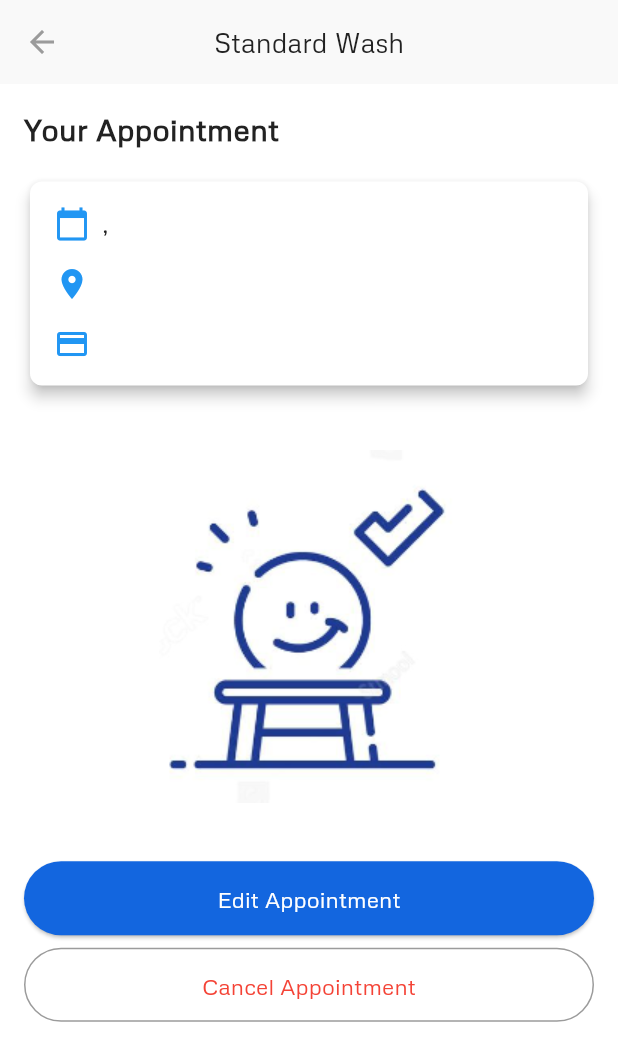
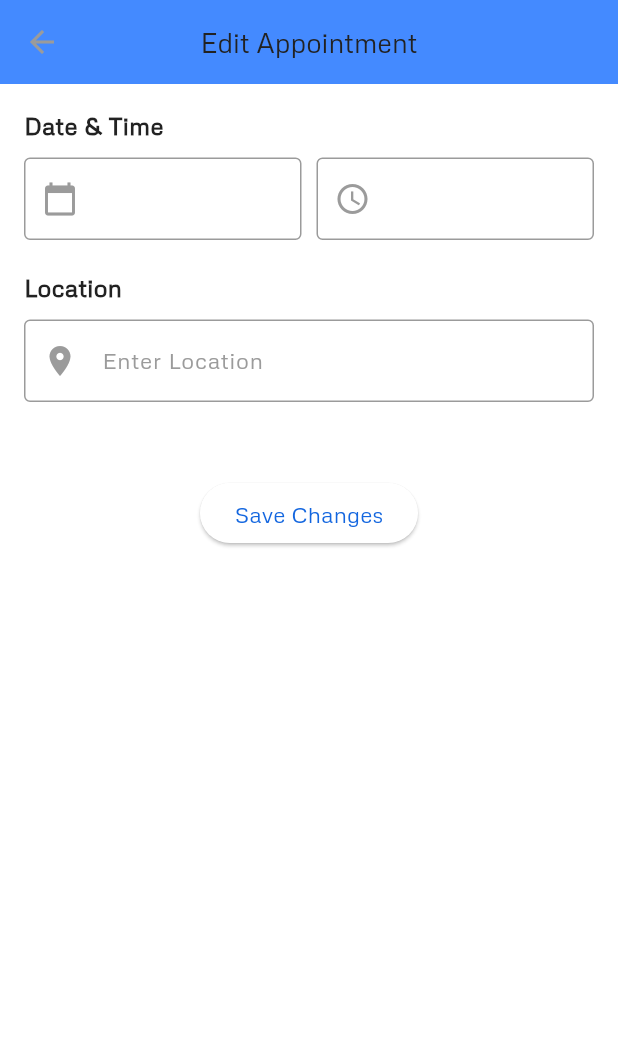
Before and after one commit to ahmedMetwaly/Carwash-app, a Flutter app: the ReceiptScreen screen opened directly, after a tap on "Edit Appointment", on a phone screen of 412 x 824 dp. Shown: the top 1061 px of the screen. Run offline on Flutter 3.47's test engine with Material 3 defaults, Android fonts, the phone set to English and light mode, and no system bars; our stand-ins replace cloud_firestore, dio, equatable, firebase_auth, firebase_core, firebase_storage and 11 more; missing offline and left inert: flutter_facebook_auth, flutter_stripe, gif_view, google_maps_place_picker_mb, progress_tracker; accounts and stored records are empty; network calls fail.

```diff
--- a/lib/core/constants/constants.dart
+++ b/lib/core/constants/constants.dart
@@ -10,5 +10,5 @@ enum Languages {
 }
 
 const String adminId = "VTLPp5OzjmgqztECJRmt3br3eec2";
-const String googleMapsApiKeyAndroid = "AIzaSyACGedVVLt24EPHBicIHijw80TxcuJ_sVs";
+const String googleMapsApiKeyAndroid = "IzaSyACGedVVLt24EPHBicIHijwA80TxcuJ_sVs";
 const String googleMapsApiKeyIos = "AIzaSyDi3zA4dZcDT5HZdAcvo739b0WDi0tarAw";
--- a/lib/features/auth/controller/user_bloc/user_event.dart
+++ b/lib/features/auth/controller/user_bloc/user_event.dart
@@ -6,4 +6,6 @@ class UpdateCarTypeEvent extends UserEvents {}
 
 class ChangeCarTypeEvent extends UserEvents {}
 
-class BookAppointementEvent extends UserEvents{}
+class BookAppointementEvent extends UserEvents {}
+
+class ChangeProfileEvent extends UserEvents {}
--- /dev/null
+++ b/lib/features/home/presentation/pages/appointment_edit_screen.dart
@@ -0,0 +1,178 @@
+import 'package:carwashapp/features/home/presentation/pages/main_page.dart';
+import 'package:flutter/material.dart';
+import 'package:intl/intl.dart';
+
+class EditAppointmentScreen extends StatefulWidget {
+  final String initialDate;
+  final String initialTime;
+  final String initialLocation;
+  final String initialPaymentMethod;
+
+  const EditAppointmentScreen({
+    super.key,
+    required this.initialDate,
+    required this.initialTime,
+    required this.initialLocation,
+    required this.initialPaymentMethod,
+  });
+
+  @override
+  State<EditAppointmentScreen> createState() => _EditAppointmentScreenState();
+}
+
+class _EditAppointmentScreenState extends State<EditAppointmentScreen> {
+  late TextEditingController _locationController;
+  late String _selectedPaymentMethod;
+  late String _selectedDate;
+  late String _selectedTime;
+
+  @override
+  void initState() {
+    super.initState();
+    _locationController = TextEditingController(text: widget.initialLocation);
+    _selectedPaymentMethod = widget.initialPaymentMethod;
+    _selectedDate = widget.initialDate;
+    _selectedTime = widget.initialTime;
+  }
+
+  Future<void> _pickDate() async {
+    DateTime? pickedDate = await showDatePicker(
+      context: context,
+      initialDate: DateTime.now(),
+      firstDate: DateTime.now(),
+      lastDate: DateTime(2100),
+    );
+    if (pickedDate != null && pickedDate != _selectedDate) {
+      setState(() {
+        _selectedDate =
+            "${pickedDate.month}.${pickedDate.day}.${pickedDate.year}";
+      });
+    }
+  }
+
+  Future<void> _pickTime() async {
+    TimeOfDay? pickedTime = await showTimePicker(
+      context: context,
+      initialTime: TimeOfDay.now(),
+    );
+    if (pickedTime != null && pickedTime != _selectedTime) {
+      setState(() {
+        _selectedTime = pickedTime.format(context);
+      });
+    }
+  }
+
+  @override
+  Widget build(BuildContext context) {
+    return Scaffold(
+      appBar: AppBar(
+        title: const Text("Edit Appointment"),
+        backgroundColor: Colors.blueAccent,
+      ),
+      body: Padding(
+        padding: const EdgeInsets.all(16.0),
+        child: Column(
+          crossAxisAlignment: CrossAxisAlignment.start,
+          children: [
+            const Text(
+              "Date & Time",
+              style: TextStyle(fontWeight: FontWeight.bold, fontSize: 16),
+            ),
+            const SizedBox(height: 10),
+            Row(
+              children: [
+                Expanded(
+                  child: TextFormField(
+                    readOnly: true,
+                    onTap: _pickDate,
+                    decoration: InputDecoration(
+                      prefixIcon: const Icon(Icons.calendar_today),
+                      labelText: _selectedDate ?? "Select Date",
+                      border: const OutlineInputBorder(),
+                    ),
+                  ),
+                ),
+                const SizedBox(width: 10),
+                Expanded(
+                  child: TextFormField(
+                    readOnly: true,
+                    onTap: _pickTime,
+                    decoration: InputDecoration(
+                      prefixIcon: const Icon(Icons.access_time),
+                      labelText: _selectedTime ?? "Select Time",
+                      border: const OutlineInputBorder(),
+                    ),
+                  ),
+                ),
+              ],
+            ),
+            const SizedBox(height: 20),
+
+            // Location Field
+            const Text(
+              "Location",
+              style: TextStyle(fontWeight: FontWeight.bold, fontSize: 16),
+            ),
+            const SizedBox(height: 10),
+            TextFormField(
+              controller: _locationController,
+              decoration: const InputDecoration(
+                labelText: "Enter Location",
+                prefixIcon: Icon(Icons.location_on),
+                border: OutlineInputBorder(),
+              ),
+            ),
+            const SizedBox(height: 20),
+
+            // Payment Method Dropdown
+            // const Text(
+            //   "Payment Method",
+            //   style: TextStyle(fontWeight: FontWeight.bold, fontSize: 16),
+            // ),
+            // const SizedBox(height: 10),
+            // DropdownButtonFormField<String>(
+            //   value: _selectedPaymentMethod,
+            //   items: ['Cash', 'Credit', 'Vodafone']
+            //       .map((method) => DropdownMenuItem(
+            //             value: method,
+            //             child: Text(method),
+            //           ))
+            //       .toList(),
+            //   onChanged: (value) {
+            //     setState(() {
+            //       _selectedPaymentMethod = value!;
+            //     });
+            //   },
+            //   decoration: const InputDecoration(
+            //     labelText: "Select Payment Method",
+            //     prefixIcon: Icon(Icons.payment),
+            //     border: OutlineInputBorder(),
+            //   ),
+            // ),
+            const SizedBox(height: 30),
+
+            // Save Button
+            Center(
+              child: ElevatedButton(
+                onPressed: () {
+                  // Validate and Save Changes Here
+                  Navigator.pushReplacement(
+                    context,
+                    MaterialPageRoute(
+                      builder: (context) => const HomeScreenBody(),
+                    ),
+                  );
+                  ScaffoldMessenger.of(context).showSnackBar(
+                    const SnackBar(
+                        content: Text('Appointment details updated!')),
+                  );
+                },
+                child: const Text("Save Changes"),
+              ),
+            ),
+          ],
+        ),
+      ),
+    );
+  }
+}
--- a/lib/features/home/presentation/pages/appointment_screen.dart
+++ b/lib/features/home/presentation/pages/appointment_screen.dart
@@ -1,4 +1,5 @@
 import 'package:carwashapp/core/constants/colors_manager.dart';
+import 'package:carwashapp/features/home/presentation/pages/appointment_edit_screen.dart';
 import 'package:carwashapp/features/home/presentation/widgets/appointment_details_card.dart';
 import 'package:flutter/material.dart';
 
@@ -16,10 +17,15 @@ class ReceiptScreen extends StatelessWidget {
         "${AuthenticationBloc.user.appointment!.time!}, ${AuthenticationBloc.user.appointment!.date!}";
     String location = AuthenticationBloc.user.address!.address!;
     String paymentMethod = AuthenticationBloc.user.appointment!.paymentMethod!;
+    String? title = AuthenticationBloc.user.appointment!.services!.title;
 
     return Scaffold(
       appBar: AppBar(
-        title: const Text('Standard Wash'),
+        title: Text(
+          title!,
+          style: const TextStyle(color: ColorsManager.primary),
+        ),
+        centerTitle: true,
       ),
       body: Padding(
         padding: const EdgeInsets.all(16.0),
@@ -46,7 +52,8 @@ class ReceiptScreen extends StatelessWidget {
             // Display the QR code image
             Center(
               child: Image.asset(
-                'assets/images/Standard.png', // Path to your asset image
+                getServicePlanImage(AuthenticationBloc.user.appointment!
+                    .services!.title!), // Path to your asset image
                 height: MediaQueryUtils.getHeightPercentage(context, 0.30),
                 width: MediaQueryUtils.getWidthPercentage(context, 0.5),
               ),
@@ -67,6 +74,19 @@ class ReceiptScreen extends StatelessWidget {
                 ),
                 onPressed: () {
                   // Handle edit appointment
+                  Navigator.push(
+                    context,
+                    MaterialPageRoute(
+                      builder: (context) => EditAppointmentScreen(
+                        initialDate: AuthenticationBloc.user.appointment!.date!,
+                        initialTime: AuthenticationBloc.user.appointment!.time!,
+                        initialLocation:
+                            AuthenticationBloc.user.address!.address!,
+                        initialPaymentMethod:
+                            AuthenticationBloc.user.appointment!.paymentMethod!,
+                      ),
+                    ),
+                  );
                 },
                 child: const Text(
                   'Edit Appointment',
@@ -101,3 +121,14 @@ class ReceiptScreen extends StatelessWidget {
     );
   }
 }
+
+String servicePlan = AuthenticationBloc.user.appointment!.services!.title!;
+String getServicePlanImage(String servicePlan) {
+  if (servicePlan == 'Standard Wash') {
+    return 'assets/images/Standard.png';
+  } else if (servicePlan == 'Deluxe Wash') {
+    return 'assets/images/Deluxe.png';
+  } else {
+    return 'assets/images/Premium.png';
+  }
+}
--- a/lib/features/home/presentation/widgets/appointment_item.dart
+++ b/lib/features/home/presentation/widgets/appointment_item.dart
@@ -23,7 +23,7 @@ class AppointmentItem extends StatelessWidget {
         contentPadding: const EdgeInsets.symmetric(horizontal: 10),
         minTileHeight: 90,
         leading: Image.asset(
-          'assets/images/Standard.png',
+          getServicePlanImage(AuthenticationBloc.user.appointment!.services!.title!),
           fit: BoxFit.fitHeight,
         ),
         title: Text(
--- a/lib/features/progress/checkout/check_out_screen.dart
+++ b/lib/features/progress/checkout/check_out_screen.dart
@@ -22,7 +22,7 @@ class CheckOutScreen extends StatelessWidget {
   Widget build(BuildContext context) {
     final data = context.watch<DataCubit>().state;
     final Color primaryColor = Theme.of(context).colorScheme.primary;
-
+    AuthenticationBloc.user.appointment!.services!.title = title;
     return SizedBox(
       height: MediaQueryUtils.getHeightPercentage(context, 0.6),
       width: MediaQueryUtils.getScreenWidth(context),
--- a/lib/features/progress/date and time/date_time_widget.dart
+++ b/lib/features/progress/date and time/date_time_widget.dart
@@ -43,6 +43,7 @@ class _DateAndTimeScreenState extends State<DateAndTimeScreen> {
           Container(
             decoration: BoxDecoration(border: Border.all(color: Colors.black)),
             child: TableCalendar(
+                rowHeight: MediaQueryUtils.getHeightPercentage(context, 0.049),
                 weekendDays: const [
                   DateTime.friday,
                   DateTime.saturday,
```
Also changed, not shown: lib/features/auth/controller/user_bloc/user_bloc.dart (+21 -0 lines), lib/features/home/presentation/pages/profile_edit_screen.dart (added, +182 -0 lines), lib/features/home/presentation/pages/profile_page.dart (+17 -1 lines), lib/features/progress/date and time/widgets/choice_chips.dart (+6 -6 lines), 1 other file.
